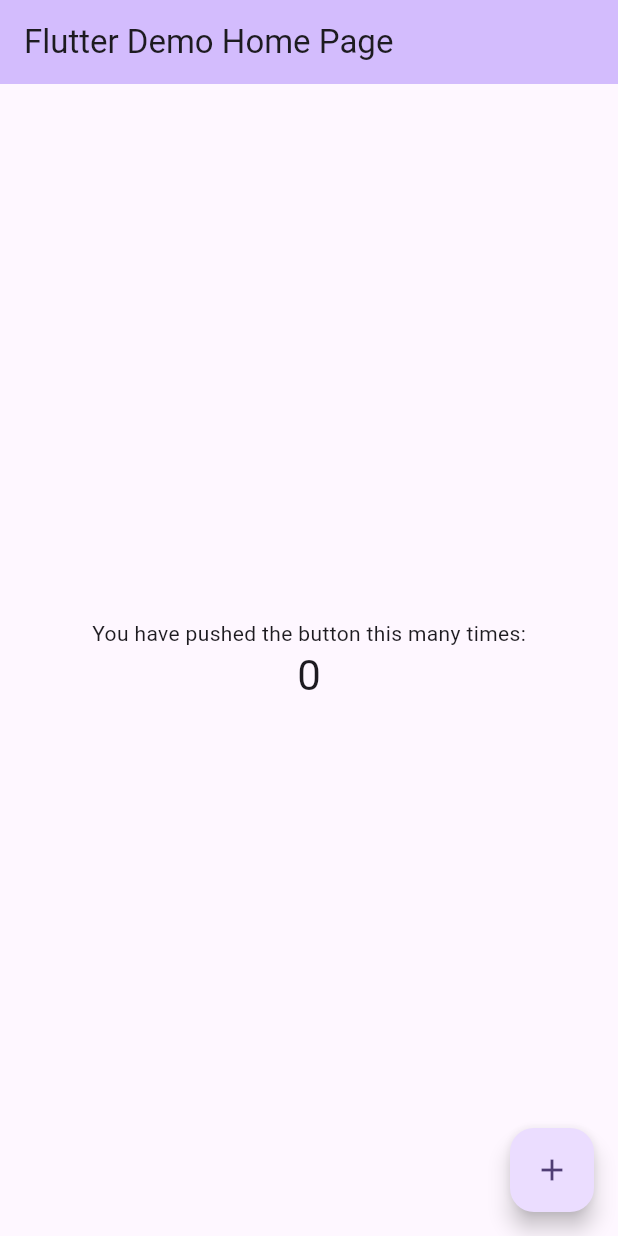
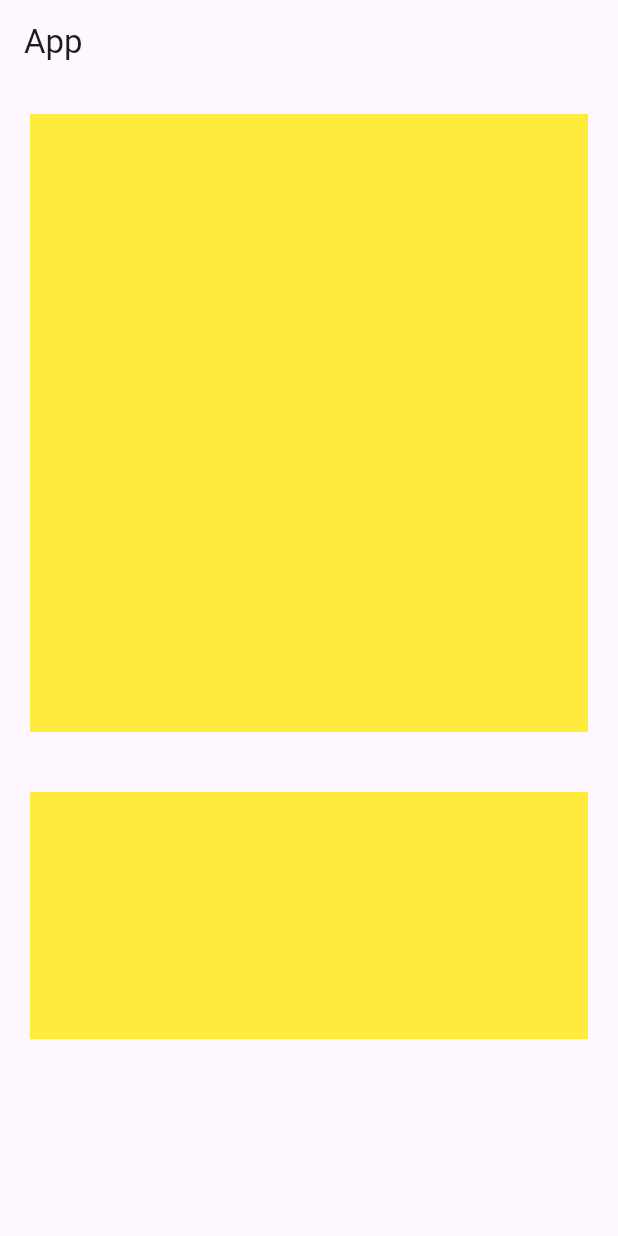
Before and after one commit to Nozimbek6603/FlutterTutorial, a Flutter app: the screen it shows after launch, on a phone screen of 412 x 824 dp. Run offline on Flutter 3.47's test engine with Material 3 defaults, Android fonts, the phone set to English and light mode, and no system bars.

Commit message:
responsiv end

```diff
--- a/lib/main.dart
+++ b/lib/main.dart
@@ -1,125 +1,52 @@
 import 'package:flutter/material.dart';
+import 'package:flutter/cupertino.dart';
 
-void main() {
-  runApp(const MyApp());
+
+void main(){
+  runApp(MyApp());
 }
 
 class MyApp extends StatelessWidget {
   const MyApp({super.key});
 
-  // This widget is the root of your application.
   @override
   Widget build(BuildContext context) {
     return MaterialApp(
-      title: 'Flutter Demo',
-      theme: ThemeData(
-        // This is the theme of your application.
-        //
-        // TRY THIS: Try running your application with "flutter run". You'll see
-        // the application has a purple toolbar. Then, without quitting the app,
-        // try changing the seedColor in the colorScheme below to Colors.green
-        // and then invoke "hot reload" (save your changes or press the "hot
-        // reload" button in a Flutter-supported IDE, or press "r" if you used
-        // the command line to start the app).
-        //
-        // Notice that the counter didn't reset back to zero; the application
-        // state is not lost during the reload. To reset the state, use hot
-        // restart instead.
-        //
-        // This works for code too, not just values: Most code changes can be
-        // tested with just a hot reload.
-        colorScheme: ColorScheme.fromSeed(seedColor: Colors.deepPurple),
-        useMaterial3: true,
-      ),
-      home: const MyHomePage(title: 'Flutter Demo Home Page'),
+      title: "FlutterDemo",
+      theme: ThemeData(primarySwatch: Colors.blue, visualDensity: VisualDensity.adaptivePlatformDensity),
+      home: HomePage(),
     );
   }
 }
 
-class MyHomePage extends StatefulWidget {
-  const MyHomePage({super.key, required this.title});
+class HomePage extends StatelessWidget {
+  const HomePage({super.key});
 
-  // This widget is the home page of your application. It is stateful, meaning
-  // that it has a State object (defined below) that contains fields that affect
-  // how it looks.
-
-  // This class is the configuration for the state. It holds the values (in this
-  // case the title) provided by the parent (in this case the App widget) and
-  // used by the build method of the State. Fields in a Widget subclass are
-  // always marked "final".
-
-  final String title;
-
-  @override
-  State<MyHomePage> createState() => _MyHomePageState();
-}
-
-class _MyHomePageState extends State<MyHomePage> {
-  int _counter = 0;
-
-  void _incrementCounter() {
-    setState(() {
-      // This call to setState tells the Flutter framework that something has
-      // changed in this State, which causes it to rerun the build method below
-      // so that the display can reflect the updated values. If we changed
-      // _counter without calling setState(), then the build method would not be
-      // called again, and so nothing would appear to happen.
-      _counter++;
-    });
-  }
 
   @override
   Widget build(BuildContext context) {
-    // This method is rerun every time setState is called, for instance as done
-    // by the _incrementCounter method above.
-    //
-    // The Flutter framework has been optimized to make rerunning build methods
-    // fast, so that you can just rebuild anything that needs updating rather
-    // than having to individually change instances of widgets.
+    final size = MediaQuery.of(context).size;
+
+
     return Scaffold(
       appBar: AppBar(
-        // TRY THIS: Try changing the color here to a specific color (to
-        // Colors.amber, perhaps?) and trigger a hot reload to see the AppBar
-        // change color while the other colors stay the same.
-        backgroundColor: Theme.of(context).colorScheme.inversePrimary,
-        // Here we take the value from the MyHomePage object that was created by
-        // the App.build method, and use it to set our appbar title.
-        title: Text(widget.title),
-      ),
-      body: Center(
-        // Center is a layout widget. It takes a single child and positions it
-        // in the middle of the parent.
+        title: Text("App"),),
+      body: Container(
         child: Column(
-          // Column is also a layout widget. It takes a list of children and
-          // arranges them vertically. By default, it sizes itself to fit its
-          // children horizontally, and tries to be as tall as its parent.
-          //
-          // Column has various properties to control how it sizes itself and
-          // how it positions its children. Here we use mainAxisAlignment to
-          // center the children vertically; the main axis here is the vertical
-          // axis because Columns are vertical (the cross axis would be
-          // horizontal).
-          //
-          // TRY THIS: Invoke "debug painting" (choose the "Toggle Debug Paint"
-          // action in the IDE, or press "p" in the console), to see the
-          // wireframe for each widget.
-          mainAxisAlignment: MainAxisAlignment.center,
-          children: <Widget>[
-            const Text(
-              'You have pushed the button this many times:',
+          children: [
+            Container(
+              height: size.height*0.5,
+              color: Colors.yellow,
+              margin: EdgeInsets.all(20),
             ),
-            Text(
-              '$_counter',
-              style: Theme.of(context).textTheme.headlineMedium,
+            Container(
+              height: size.height*0.2,
+              color: Colors.yellow,
+              margin: EdgeInsets.all(20),
             ),
           ],
         ),
       ),
-      floatingActionButton: FloatingActionButton(
-        onPressed: _incrementCounter,
-        tooltip: 'Increment',
-        child: const Icon(Icons.add),
-      ), // This trailing comma makes auto-formatting nicer for build methods.
     );
   }
 }
```
